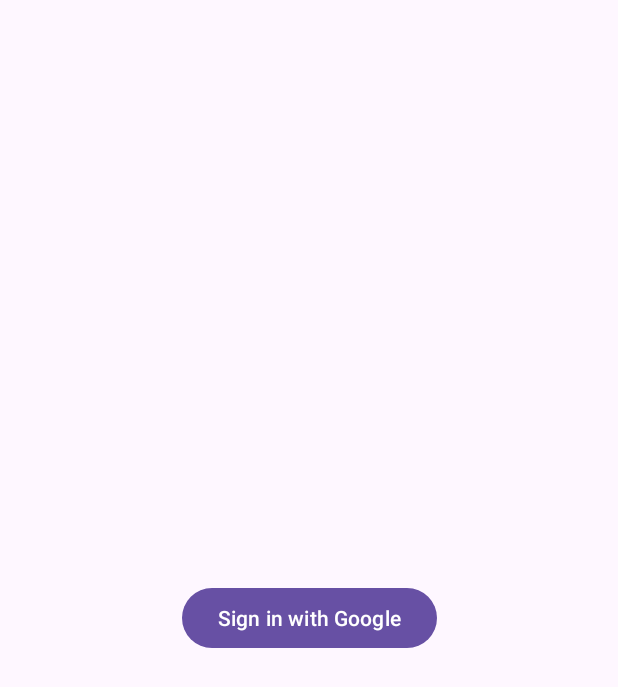
After one commit to Rahulbitcot/Learning_App, an Android app: the GoogleOAuth screen opened directly, with no data from a screen before it, on a phone screen of 412 x 824 dp. The commit adds this screen. Shown: the top 687 px of the screen. Run offline under Robolectric (Android 15) with nearby library versions, the phone set to English and light mode, and no system bars; our stand-ins replace sdp/ssp sizes; libraries missing offline, so code that uses them is left out: net.openid.appauth; 3 statements that could not run were skipped.

Commit message:
Google Auth 2.0 with Drive Access

```diff
--- a/app/build.gradle.kts
+++ b/app/build.gradle.kts
@@ -15,6 +15,8 @@ android {
         targetSdk = 34
         versionCode = 1
         versionName = "1.0"
+
+        manifestPlaceholders["appAuthRedirectScheme"] = "com.example.learningapp"
 
         testInstrumentationRunner = "androidx.test.runner.AndroidJUnitRunner"
     }
@@ -104,4 +106,6 @@ dependencies {
     implementation(libs.play.services.mlkit.text.recognition)
     implementation(libs.balloon)
     implementation(libs.play.services.ads)
+    implementation (libs.appauth)
+
 }
--- /dev/null
+++ b/app/src/main/java/com/example/learningapp/googleOAuth/GoogleOAuth.kt
@@ -0,0 +1,106 @@
+package com.example.learningapp.googleOAuth
+
+import android.content.Intent
+import android.net.Uri
+import android.os.Bundle
+import android.util.Log
+import androidx.appcompat.app.AppCompatActivity
+import com.example.learningapp.databinding.ActivityGoogleOauthBinding
+import net.openid.appauth.AuthorizationException
+import net.openid.appauth.AuthorizationRequest
+import net.openid.appauth.AuthorizationResponse
+import net.openid.appauth.AuthorizationService
+import net.openid.appauth.AuthorizationServiceConfiguration
+import net.openid.appauth.ResponseTypeValues
+
+class GoogleOAuth : AppCompatActivity() {
+
+    private lateinit var binding : ActivityGoogleOauthBinding
+    private lateinit var authService: AuthorizationService
+    private val clientId = "860096265123-7ubm1j9ei18p340rhvmbafbms2vc704f.apps.googleusercontent.com"
+    private val redirectUri = "com.example.learningapp:/oauth2redirect"
+    private val authorizationEndpoint = "https://accounts.google.com/o/oauth2/v2/auth"
+    private val tokenEndpoint = "https://oauth2.googleapis.com/token"
+    private val scope = "openid email profile https://www.googleapis.com/auth/drive"
+    private val authUri: AuthorizationServiceConfiguration
+
+
+
+    init {
+        // Configure the authorization and token endpoints
+        authUri = AuthorizationServiceConfiguration(
+            Uri.parse(authorizationEndpoint),
+            Uri.parse(tokenEndpoint)
+        )
+    }
+
+    override fun onCreate(savedInstanceState: Bundle?) {
+        super.onCreate(savedInstanceState)
+        binding = ActivityGoogleOauthBinding.inflate(layoutInflater)
+        setContentView(binding.root)
+
+        // Initialize the AppAuth AuthorizationService
+        authService = AuthorizationService(this)
+
+        // Create an authorization request
+        val authRequest = AuthorizationRequest.Builder(
+            authUri,
+            clientId,
+            ResponseTypeValues.CODE,
+            Uri.parse(redirectUri)
+        )
+            .setScope(scope)
+            .build()
+
+        // Start the OAuth 2.0 authorization request
+        binding.btSignIn.setOnClickListener{
+            val authIntent = authService.getAuthorizationRequestIntent(authRequest)
+            startActivityForResult(authIntent, AUTH_REQUEST_CODE)
+        }
+
+    }
+
+    override fun onActivityResult(requestCode: Int, resultCode: Int, data: Intent?) {
+        super.onActivityResult(requestCode, resultCode, data)
+
+        // Handle the authorization response
+        if (requestCode == AUTH_REQUEST_CODE) {
+            val authResponse = AuthorizationResponse.fromIntent(data!!)
+            val authException = AuthorizationException.fromIntent(data)
+
+            if (authResponse != null) {
+                // Exchange the authorization code for tokens
+                val tokenRequest = authResponse.createTokenExchangeRequest()
+                authService.performTokenRequest(
+                    tokenRequest
+                ) { tokenResponse, tokenException ->
+                    if (tokenResponse != null) {
+                        // Handle successful token response
+                         accessToken = tokenResponse.accessToken.toString()
+                        Log.d("AccessToken" , "AccessToken = ${accessToken}")
+                        if (accessToken != null) {
+                            isLogedIn = true
+                         val intent = Intent(this, GoogleDriveActivity::class.java)
+                            startActivity(intent)
+
+                         }
+                        val idToken = tokenResponse.idToken
+                        // Use the tokens (e.g., save them, make authenticated API calls)
+                    } else {
+                        // Handle token request failure
+                        tokenException?.printStackTrace()
+                    }
+                }
+            } else {
+                // Handle authorization failure
+                authException?.printStackTrace()
+            }
+        }
+    }
+
+    companion object {
+        private const val AUTH_REQUEST_CODE = 1001
+        var accessToken :String = ""
+        var isLogedIn = false
+    }
+}
--- /dev/null
+++ b/app/src/main/res/layout/activity_google_oauth.xml
@@ -0,0 +1,20 @@
+<?xml version="1.0" encoding="utf-8"?>
+<androidx.constraintlayout.widget.ConstraintLayout xmlns:android="http://schemas.android.com/apk/res/android"
+    xmlns:app="http://schemas.android.com/apk/res-auto"
+    xmlns:tools="http://schemas.android.com/tools"
+    android:id="@+id/main"
+    android:layout_width="match_parent"
+    android:layout_height="match_parent"
+    tools:context=".googleOAuth.GoogleOAuth">
+
+    <Button
+        android:id="@+id/btSignIn"
+        android:layout_width="wrap_content"
+        android:layout_height="wrap_content"
+        android:text="Sign in with Google"
+        app:layout_constraintStart_toStartOf="parent"
+        app:layout_constraintEnd_toEndOf="parent"
+        app:layout_constraintTop_toTopOf="parent"
+        app:layout_constraintBottom_toBottomOf="parent"/>
+
+</androidx.constraintlayout.widget.ConstraintLayout>
--- a/gradle/libs.versions.toml
+++ b/gradle/libs.versions.toml
@@ -1,5 +1,6 @@
 [versions]
 agp = "8.5.2"
+appauth = "0.9.1"
 balloon = "1.6.5"
 cameraLifecycleVersion = "1.3.3"
 cameraViewVersion = "1.3.3"
@@ -55,6 +56,7 @@ androidx-recyclerview = { module = "androidx.recyclerview:recyclerview", version
 androidx-room-compiler = { module = "androidx.room:room-compiler", version.ref = "roomRuntime" }
 androidx-room-ktx = { module = "androidx.room:room-ktx", version.ref = "roomRuntime" }
 androidx-room-runtime = { module = "androidx.room:room-runtime", version.ref = "roomRuntime" }
+appauth = { module = "net.openid:appauth", version.ref = "appauth" }
 balloon = { module = "com.github.skydoves:balloon", version.ref = "balloon" }
 com-squareup-moshi-moshi-kotlin-codegen = { module = "com.squareup.moshi:moshi-kotlin-codegen", version.ref = "moshi" }
 converter-gson = { module = "com.squareup.retrofit2:converter-gson", version.ref = "retrofit" }
```
Also changed, not shown: app/src/main/AndroidManifest.xml (+21 -1 lines), app/src/main/java/com/example/learningapp/MainActivity.kt (+8 -1 lines), app/src/main/java/com/example/learningapp/googleOAuth/AuthUtil.kt (added, +52 -0 lines), app/src/main/java/com/example/learningapp/googleOAuth/GoogleDriveActivity.kt (added, +32 -0 lines), app/src/main/res/layout/activity_google_drive.xml (added, +22 -0 lines), app/src/main/res/layout/activity_main.xml (+10 -0 lines).
